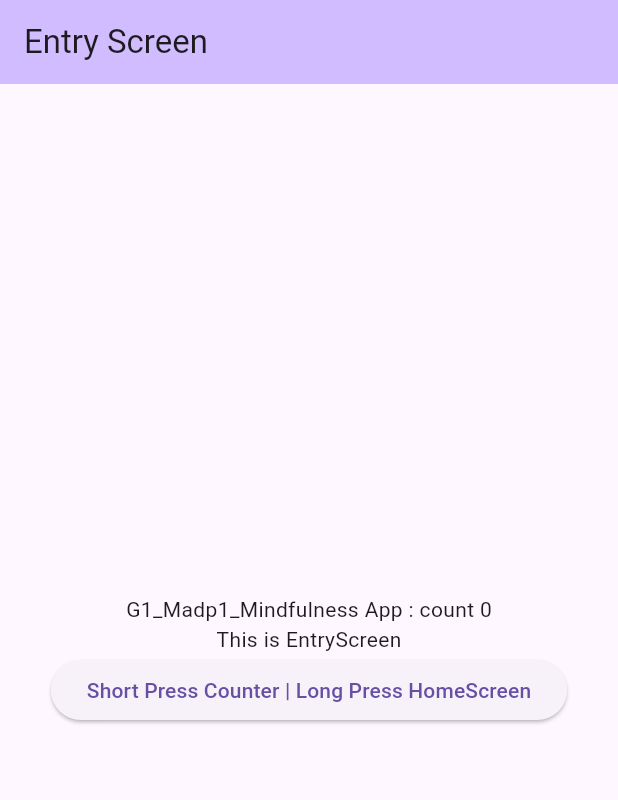
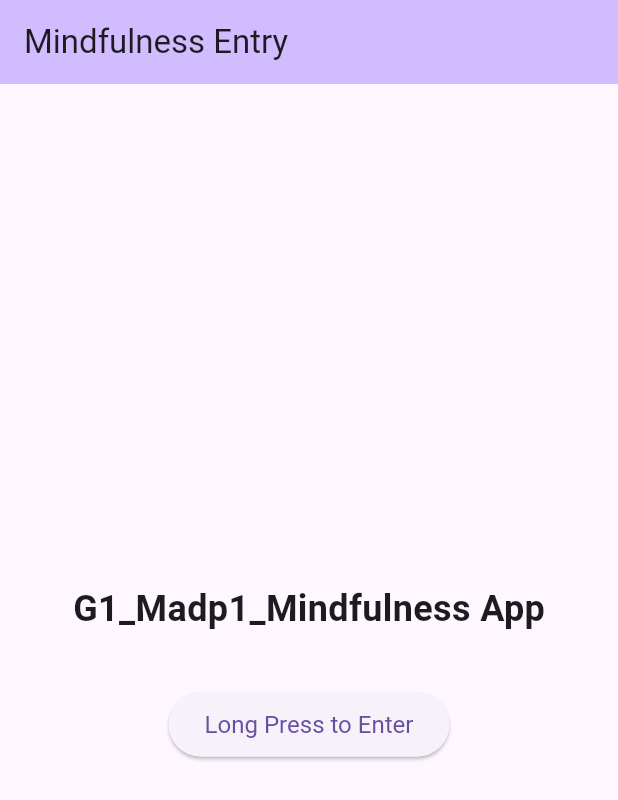
Before and after one commit to anshuk-arun/MAD_Project_1, a Flutter app: the screen it shows after launch, on a phone screen of 412 x 824 dp. Shown: the top 800 px of the screen. Run offline on Flutter 3.47's test engine with Material 3 defaults, Android fonts, the phone set to English and light mode, and no system bars.

Commit message:
Update MindfulApp.dart

```diff
--- a/madp1_mindfulness/lib/MindfulApp.dart
+++ b/madp1_mindfulness/lib/MindfulApp.dart
@@ -1,14 +1,9 @@
 import 'package:flutter/material.dart';
-import 'package:madp1_mindfulness/HomeScreen.dart';
-
-// void main(){
-//   runApp(const MindfulApp());
-// }
+import 'HomeScreen.dart';
 
 class MindfulApp extends StatelessWidget {
   const MindfulApp({super.key});
 
-  // This widget is the root of your application.
   @override
   Widget build(BuildContext context) {
     ThemeData swatchColor = ThemeData(
@@ -19,7 +14,7 @@ class MindfulApp extends StatelessWidget {
     return MaterialApp(
       title: "Mindful App",
       theme: swatchColor,
-      home: const EntryScreen(title: 'Entry Screen'),
+      home: const EntryScreen(title: 'Mindfulness Entry'),
     );
   }
 }
@@ -32,21 +27,39 @@ class EntryScreen extends StatefulWidget {
   State<EntryScreen> createState() => _EntryScreenState();
 }
 
-class _EntryScreenState extends State<EntryScreen> {
+class _EntryScreenState extends State<EntryScreen> with SingleTickerProviderStateMixin {
+  late AnimationController _controller;
+  late Animation<double> _animation;
 
-  // debug, to show button works. just initial, it'll go away later.
-  int count = 0;
   @override
-  Widget build(BuildContext context) {
+  void initState() {
+    super.initState();
+    _controller = AnimationController(
+      duration: const Duration(seconds: 2),
+      vsync: this,
+    )..repeat(reverse: true);
 
-    // Navigate to HomeScreen when clicked
-    void openHomeScreen(){
-      Navigator.push(
-        context,
-        MaterialPageRoute(builder: (context) => HomeScreen(title: ''))
+    _animation = Tween<double>(begin: 1.0, end: 1.1).animate(
+      CurvedAnimation(parent: _controller, curve: Curves.easeInOut),
     );
   }
 
+  @override
+  void dispose() {
+    _controller.dispose();
+    super.dispose();
+  }
+
+  // Function to navigate to HomeScreen
+  void openHomeScreen() {
+    Navigator.push(
+      context,
+      MaterialPageRoute(builder: (context) => const HomeScreen(title: 'Home')),
+    );
+  }
+
+  @override
+  Widget build(BuildContext context) {
     return Scaffold(
       appBar: AppBar(
         backgroundColor: Theme.of(context).colorScheme.inversePrimary,
@@ -56,29 +69,32 @@ class _EntryScreenState extends State<EntryScreen> {
         child: Column(
           mainAxisAlignment: MainAxisAlignment.center,
           children: <Widget>[
-            Text(
-              'G1_Madp1_Mindfulness App : count $count',
+            const Padding(
+              padding: EdgeInsets.all(16.0),
+              child: Text(
+                'G1_Madp1_Mindfulness App',
+                style: TextStyle(fontSize: 24, fontWeight: FontWeight.bold),
               ),
-            const Text(
-              'This is EntryScreen'
             ),
-            ElevatedButton(
-              onPressed: (){
+            const SizedBox(height: 20),
+            ScaleTransition(
+              scale: _animation,
+              child: ElevatedButton(
+                onPressed: () {
                   setState(() {
-                  count += 1;
                   });
                 },
-              onLongPress: (){
-                setState(() {
-                  openHomeScreen();
-                });
-              },
-              child: const Text('Short Press Counter | Long Press HomeScreen'),
+                onLongPress: openHomeScreen,
+                style: ElevatedButton.styleFrom(
+                  padding: const EdgeInsets.symmetric(horizontal: 24, vertical: 12),
+                  textStyle: const TextStyle(fontSize: 16),
+                ),
+                child: const Text('Long Press to Enter'),
+              ),
             ),
           ],
         ),
       ),
-
     );
   }
 }
```
Lines whose indentation alone changed are shown as unchanged.
